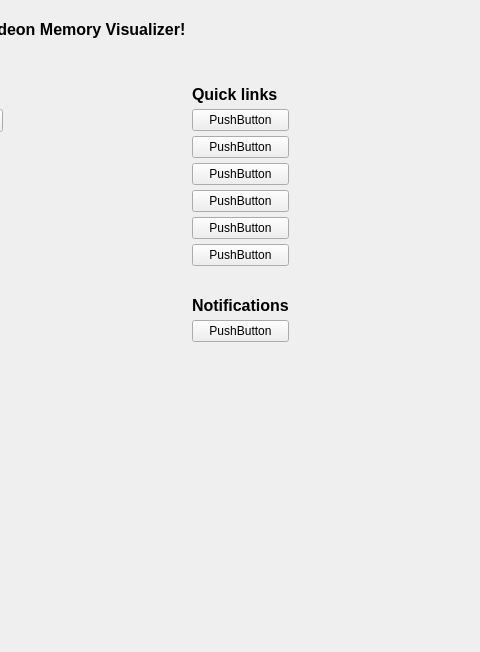
Before: the Qt Designer form source/frontend/views/start/welcome_pane.ui in GPUOpen-Tools/radeon_memory_visualizer, drawn with Qt 5; both pictures show x 211 to 691 and y 0 to 652 of the 967 by 652 pixel window.
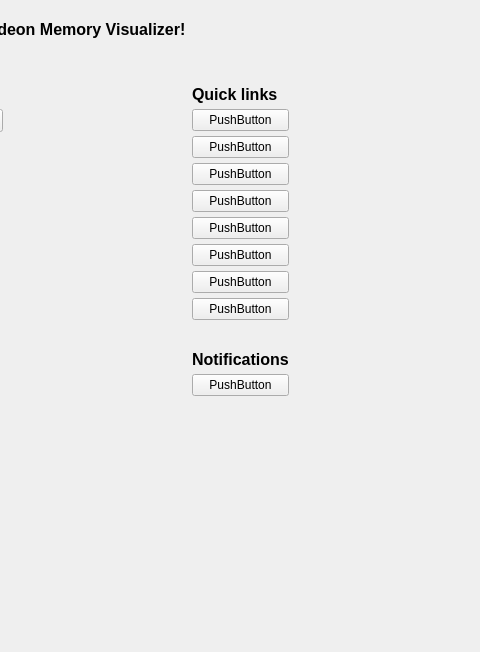
After: the same form once the commit is applied. Custom widgets are drawn as their Qt base class.

Diff of the .ui file:
```diff
--- a/source/frontend/views/start/welcome_pane.ui
+++ b/source/frontend/views/start/welcome_pane.ui
@@ -481,6 +481,52 @@
          </property>
         </spacer>
        </item>
+       <item>
+        <widget class="QuickLinkButtonWidget" name="quick_link_rgd_">
+         <property name="text">
+          <string>PushButton</string>
+         </property>
+        </widget>
+       </item>
+       <item>
+        <spacer name="vertical_spacer_19_">
+         <property name="orientation">
+          <enum>Qt::Vertical</enum>
+         </property>
+         <property name="sizeType">
+          <enum>QSizePolicy::Fixed</enum>
+         </property>
+         <property name="sizeHint" stdset="0">
+          <size>
+           <width>20</width>
+           <height>5</height>
+          </size>
+         </property>
+        </spacer>
+       </item>
+       <item>
+        <widget class="QuickLinkButtonWidget" name="quick_link_rra_">
+         <property name="text">
+          <string>PushButton</string>
+         </property>
+        </widget>
+       </item>
+       <item>
+        <spacer name="vertical_spacer_18_">
+         <property name="orientation">
+          <enum>Qt::Vertical</enum>
+         </property>
+         <property name="sizeType">
+          <enum>QSizePolicy::Fixed</enum>
+         </property>
+         <property name="sizeHint" stdset="0">
+          <size>
+           <width>20</width>
+           <height>5</height>
+          </size>
+         </property>
+        </spacer>
+       </item>
        <item>
         <widget class="QuickLinkButtonWidget" name="quick_link_sample_trace_">
          <property name="text">
```
Left out of the diff: 4 changed lines with no effect on the pictures.
